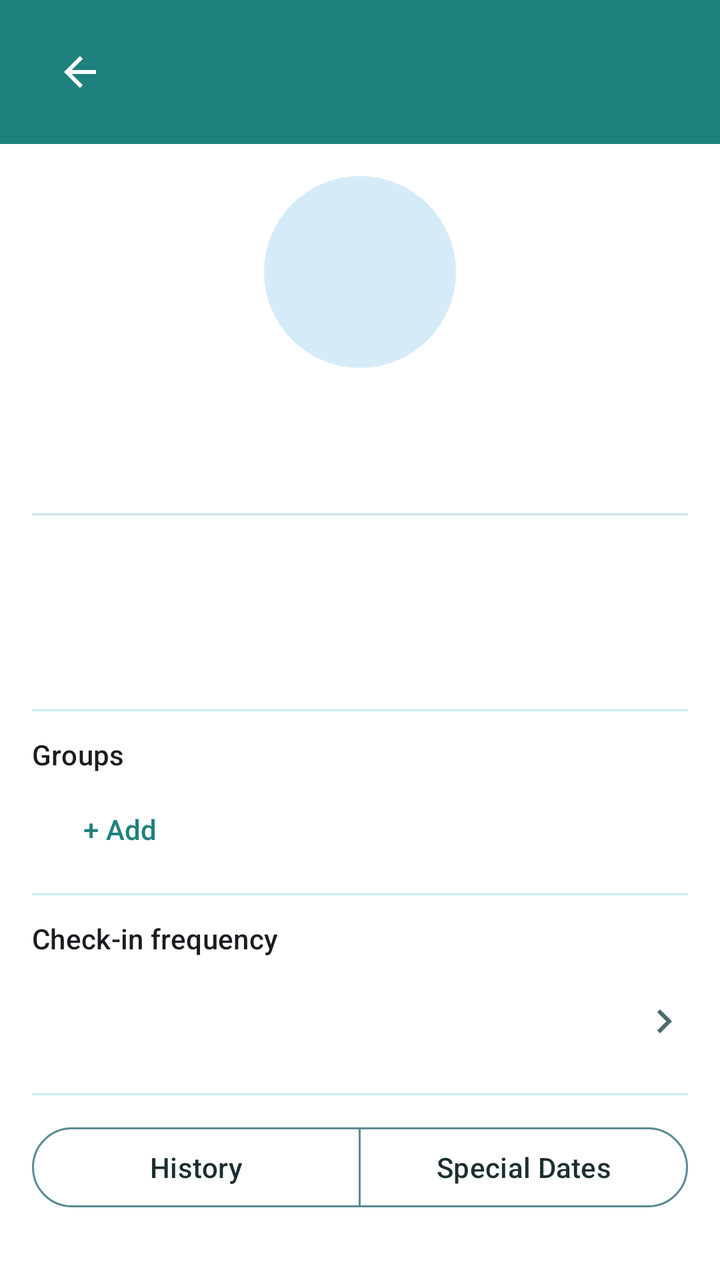
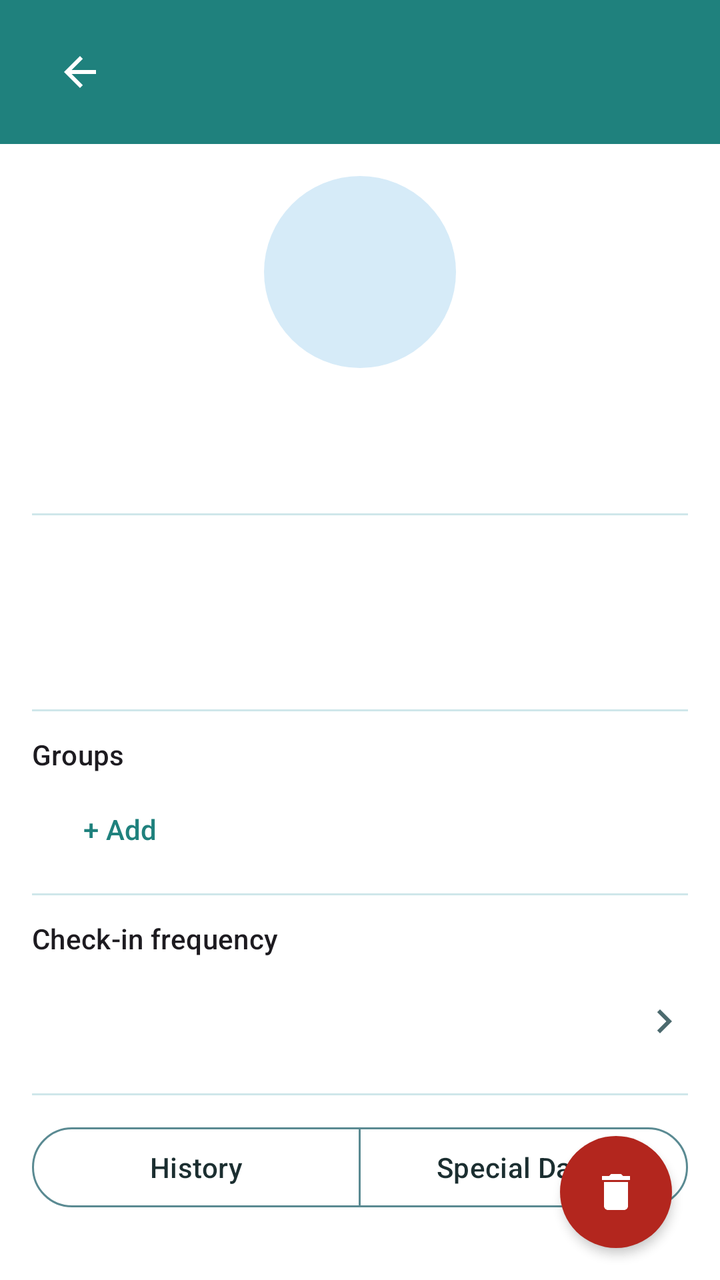

Before-and-after screenshots of an Android layout around one commit, followed by the original layout XML and the change that was made.
<!-- AndroidManifest.xml: application theme Theme.FriendMinder -->
<!-- res/layout/fragment_contact_detail.xml -->
<?xml version="1.0" encoding="utf-8"?>
<LinearLayout xmlns:android="http://schemas.android.com/apk/res/android"
    xmlns:app="http://schemas.android.com/apk/res-auto"
    android:layout_width="match_parent"
    android:layout_height="match_parent"
    android:orientation="vertical">

    
    <LinearLayout
        android:id="@+id/headerContainer"
        android:layout_width="match_parent"
        android:layout_height="wrap_content"
        android:orientation="vertical"
        android:background="@color/fm_header">

        <View
            android:id="@+id/statusBarSpacer"
            android:layout_width="match_parent"
            android:layout_height="0dp" />

        <FrameLayout
            android:layout_width="match_parent"
            android:layout_height="@dimen/fm_home_header_height">

            <ImageButton
                android:id="@+id/backButton"
                android:layout_width="48dp"
                android:layout_height="48dp"
                android:layout_gravity="start|center_vertical"
                android:layout_marginStart="16dp"
                android:padding="12dp"
                android:background="?attr/selectableItemBackgroundBorderless"
                android:src="@drawable/ic_arrow_back"
                app:tint="@color/fm_on_primary"
                android:contentDescription="@string/content_desc_back" />

            
            <TextView
                android:id="@+id/headerTitle"
                android:layout_width="wrap_content"
                android:layout_height="wrap_content"
                android:layout_gravity="start|center_vertical"
                android:layout_marginStart="72dp"
                android:layout_marginEnd="@dimen/fm_space_6"
                android:textColor="@color/fm_on_primary"
                android:textSize="@dimen/fm_header_title_size"
                android:maxLines="1"
                android:ellipsize="end" />
        </FrameLayout>
    </LinearLayout>

    <ScrollView
        android:layout_width="match_parent"
        android:layout_height="wrap_content"
        android:layout_marginBottom="@dimen/fm_space_2">

        <LinearLayout
            android:layout_width="match_parent"
            android:layout_height="wrap_content"
            android:orientation="vertical"
            android:padding="@dimen/fm_space_4">

            <FrameLayout
                android:layout_width="@dimen/fm_avatar_size_detail"
                android:layout_height="@dimen/fm_avatar_size_detail"
                android:layout_gravity="center_horizontal">

                <ImageView
                    android:id="@+id/contactPhoto"
                    android:layout_width="@dimen/fm_avatar_size_detail"
                    android:layout_height="@dimen/fm_avatar_size_detail"
                    android:background="@drawable/bg_avatar_placeholder"
                    android:scaleType="centerCrop"
                    android:visibility="gone"
                    android:contentDescription="@null" />

                <TextView
                    android:id="@+id/contactInitial"
                    android:layout_width="@dimen/fm_avatar_size_detail"
                    android:layout_height="@dimen/fm_avatar_size_detail"
                    android:background="@drawable/bg_avatar_placeholder"
                    android:gravity="center"
                    android:textAppearance="?attr/textAppearanceHeadlineSmall"
                    android:textColor="?attr/colorOnSecondaryContainer" />
            </FrameLayout>

            <TextView
                android:id="@+id/contactNameText"
                android:layout_width="match_parent"
                android:layout_height="wrap_content"
                android:layout_marginTop="@dimen/fm_space_2"
                android:gravity="center"
                android:textAppearance="?attr/textAppearanceHeadlineSmall" />

            <TextView
                android:id="@+id/birthdayFrequencyCaption"
                android:layout_width="match_parent"
                android:layout_height="wrap_content"
                android:gravity="center"
                android:textAppearance="?attr/textAppearanceBodySmall"
                android:textColor="?attr/colorOnSurfaceVariant" />

            <View
                android:layout_width="match_parent"
                android:layout_height="1dp"
                android:layout_marginTop="@dimen/fm_space_4"
                android:background="?attr/colorOutlineVariant" />

            <TextView
                android:id="@+id/lastContactText"
                android:layout_width="match_parent"
                android:layout_height="wrap_content"
                android:layout_marginTop="@dimen/fm_space_3"
                android:textAppearance="?attr/textAppearanceBodyLarge" />

            <TextView
                android:id="@+id/streakText"
                android:layout_width="match_parent"
                android:layout_height="wrap_content"
                android:layout_marginTop="@dimen/fm_space_1"
                android:textAppearance="?attr/textAppearanceBodyLarge" />

            <TextView
                android:id="@+id/reachRateText"
                android:layout_width="match_parent"
                android:layout_height="wrap_content"
                android:layout_marginTop="@dimen/fm_space_1"
                android:textAppearance="?attr/textAppearanceBodyLarge" />

            <View
                android:layout_width="match_parent"
                android:layout_height="1dp"
                android:layout_marginTop="@dimen/fm_space_3"
                android:background="?attr/colorOutlineVariant" />

            <TextView
                android:layout_width="match_parent"
                android:layout_height="wrap_content"
                android:layout_marginTop="@dimen/fm_space_3"
                android:text="@string/label_groups_header"
                android:textAppearance="?attr/textAppearanceLabelLarge" />

            <com.google.android.material.chip.ChipGroup
                android:id="@+id/groupsChipGroup"
                android:layout_width="match_parent"
                android:layout_height="wrap_content"
                android:layout_marginTop="@dimen/fm_space_1" />

            <Button
                android:id="@+id/addGroupButton"
                style="@style/Widget.Material3.Button.TextButton"
                android:layout_width="wrap_content"
                android:layout_height="wrap_content"
                android:text="@string/action_add_group_chip" />

            <View
                android:layout_width="match_parent"
                android:layout_height="1dp"
                android:layout_marginTop="@dimen/fm_space_2"
                android:background="?attr/colorOutlineVariant" />

            
            <TextView
                android:layout_width="match_parent"
                android:layout_height="wrap_content"
                android:layout_marginTop="@dimen/fm_space_3"
                android:text="@string/label_checkin_frequency_header"
                android:textAppearance="?attr/textAppearanceLabelLarge" />

            <LinearLayout
                android:id="@+id/checkInFrequencyRow"
                android:layout_width="match_parent"
                android:layout_height="56dp"
                android:layout_marginTop="@dimen/fm_space_1"
                android:orientation="horizontal"
                android:gravity="center_vertical"
                android:background="@drawable/bg_home_row_ripple"
                android:clickable="true"
                android:focusable="true">

                <TextView
                    android:id="@+id/checkInFrequencyValue"
                    android:layout_width="0dp"
                    android:layout_height="wrap_content"
                    android:layout_weight="1"
                    android:textSize="17sp"
                    android:textColor="@color/fm_ink" />

                <ImageView
                    android:layout_width="24dp"
                    android:layout_height="24dp"
                    android:src="@drawable/ic_chevron_right"
                    android:importantForAccessibility="no" />
            </LinearLayout>

            <View
                android:layout_width="match_parent"
                android:layout_height="1dp"
                android:layout_marginTop="@dimen/fm_space_2"
                android:background="?attr/colorOutlineVariant" />

            <com.google.android.material.button.MaterialButtonToggleGroup
                android:id="@+id/tabToggleGroup"
                android:layout_width="match_parent"
                android:layout_height="wrap_content"
                android:layout_marginTop="@dimen/fm_space_3"
                app:singleSelection="true"
                app:selectionRequired="true">

                <com.google.android.material.button.MaterialButton
                    android:id="@+id/historyToggleButton"
                    style="@style/Widget.Material3.Button.OutlinedButton"
                    android:layout_width="0dp"
                    android:layout_height="48dp"
                    android:layout_weight="1"
                    android:text="@string/label_tab_history" />

                <com.google.android.material.button.MaterialButton
                    android:id="@+id/specialDatesToggleButton"
                    style="@style/Widget.Material3.Button.OutlinedButton"
                    android:layout_width="0dp"
                    android:layout_height="48dp"
                    android:layout_weight="1"
                    android:text="@string/label_tab_special_dates" />
            </com.google.android.material.button.MaterialButtonToggleGroup>
        </LinearLayout>
    </ScrollView>

    <FrameLayout
        android:layout_width="match_parent"
        android:layout_height="0dp"
        android:layout_weight="1">

        <androidx.recyclerview.widget.RecyclerView
            android:id="@+id/historyRecyclerView"
            android:layout_width="match_parent"
            android:layout_height="match_parent" />

        <TextView
            android:id="@+id/historyEmptyText"
            android:layout_width="match_parent"
            android:layout_height="wrap_content"
            android:layout_gravity="center"
            android:gravity="center"
            android:padding="@dimen/fm_space_8"
            android:text="@string/label_history_empty"
            android:textAppearance="?attr/textAppearanceBodyLarge"
            android:visibility="gone" />

        <ScrollView
            android:id="@+id/specialDatesScroll"
            android:layout_width="match_parent"
            android:layout_height="match_parent"
            android:visibility="gone">

            <LinearLayout
                android:layout_width="match_parent"
                android:layout_height="wrap_content"
                android:orientation="vertical"
                android:padding="@dimen/fm_space_4">

                <TextView
                    android:id="@+id/specialDatesEmptyText"
                    android:layout_width="match_parent"
                    android:layout_height="wrap_content"
                    android:gravity="center"
                    android:padding="@dimen/fm_space_4"
                    android:text="@string/label_special_dates_empty"
                    android:textAppearance="?attr/textAppearanceBodyLarge"
                    android:visibility="gone" />

                <LinearLayout
                    android:id="@+id/specialDatesContainer"
                    android:layout_width="match_parent"
                    android:layout_height="wrap_content"
                    android:orientation="vertical" />

                <Button
                    android:id="@+id/addSpecialDateButton"
                    style="@style/Widget.Material3.Button.OutlinedButton"
                    android:layout_width="match_parent"
                    android:layout_height="48dp"
                    android:layout_marginTop="@dimen/fm_space_4"
                    android:text="@string/action_add_special_date" />
            </LinearLayout>
        </ScrollView>
    </FrameLayout>

    
    <Button
        android:id="@+id/logOutreachButton"
        style="@style/Widget.Material3.Button"
        android:layout_width="match_parent"
        android:layout_height="48dp"
        android:layout_margin="@dimen/fm_space_4"
        android:backgroundTint="@color/btn_secondary_background"
        android:textColor="@color/btn_secondary_label"
        android:text="@string/action_log_outreach" />
</LinearLayout>
<!-- resources referenced by this layout -->
<resources>
  <color name="fm_header">#1F817D</color>
  <color name="fm_ink">#1B2E30</color>
  <color name="fm_on_primary">#FFFFFF</color>
  <dimen name="fm_avatar_size_detail">96dp</dimen>
  <dimen name="fm_header_title_size">30sp</dimen>
  <dimen name="fm_home_header_height">72dp</dimen>
  <dimen name="fm_space_1">4dp</dimen>
  <dimen name="fm_space_2">8dp</dimen>
  <dimen name="fm_space_3">12dp</dimen>
  <dimen name="fm_space_4">16dp</dimen>
  <dimen name="fm_space_6">24dp</dimen>
  <dimen name="fm_space_8">32dp</dimen>
  <!-- drawable bg_avatar_placeholder (drawable) -->
  <shape xmlns:android="http://schemas.android.com/apk/res/android" android:shape="oval">
      <solid android:color="?attr/colorSecondaryContainer" />
  </shape>
  <!-- drawable bg_home_row_ripple (drawable) -->
  <?xml version="1.0" encoding="utf-8"?>
  <ripple xmlns:android="http://schemas.android.com/apk/res/android"
      android:color="#1F1F817D" />
  <!-- drawable ic_arrow_back (drawable) -->
  <vector xmlns:android="http://schemas.android.com/apk/res/android"
      android:width="24dp"
      android:height="24dp"
      android:viewportWidth="24"
      android:viewportHeight="24"
      android:tint="?attr/colorOnSurface">
      <path
          android:fillColor="@android:color/white"
          android:pathData="M20,11H7.83l5.59,-5.59L12,4l-8,8 8,8 1.41,-1.41L7.83,13H20v-2z" />
  </vector>
  <!-- drawable ic_chevron_right (drawable) -->
  <vector xmlns:android="http://schemas.android.com/apk/res/android"
      android:width="24dp"
      android:height="24dp"
      android:viewportWidth="24"
      android:viewportHeight="24"
      android:tint="?attr/colorOnSurfaceVariant">
      <path
          android:fillColor="@android:color/white"
          android:pathData="M8.59,16.59L13.17,12 8.59,7.41 10,6l6,6 -6,6z" />
  </vector>
  <string name="action_add_group_chip">+ Add</string>
  <string name="action_add_special_date">Add special date</string>
  <string name="action_log_outreach">Log Outreach</string>
  <string name="content_desc_back">Back</string>
  <string name="label_checkin_frequency_header">Check-in frequency</string>
  <string name="label_groups_header">Groups</string>
  <string name="label_history_empty">No outreach logged yet — send a message or log a hangout</string>
  <string name="label_special_dates_empty">No special dates yet</string>
  <string name="label_tab_history">History</string>
  <string name="label_tab_special_dates">Special Dates</string>
  <color name="fm_primary">#1F817D</color>
  <color name="fm_primary_container">#B0E8E6</color>
  <color name="fm_on_primary_container">#195556</color>
  <color name="fm_secondary">#5ABBEB</color>
  <color name="fm_on_secondary">#0A2E31</color>
  <color name="fm_secondary_container">#D6EBF8</color>
  <color name="fm_on_secondary_container">#0A2E31</color>
  <color name="fm_surface">#FFFFFF</color>
  <color name="fm_surface_variant">#D3E9F4</color>
  <color name="fm_ink_dim">#4C6A6E</color>
  <color name="fm_outline">#5A8A92</color>
  <color name="fm_divider">#CFE7EA</color>
  <color name="fm_error">#B3261E</color>
  <color name="fm_error_container">#F9DEDC</color>
  <color name="fm_on_error_container">#410E0B</color>
  <!-- unchanged entries left out for length: 1 -->
</resources>

<!-- the commit's change to res/layout/fragment_contact_detail.xml (unified diff, before → after) -->
@@ -1,9 +1,13 @@
 <?xml version="1.0" encoding="utf-8"?>
-<LinearLayout xmlns:android="http://schemas.android.com/apk/res/android"
+<FrameLayout xmlns:android="http://schemas.android.com/apk/res/android"
     xmlns:app="http://schemas.android.com/apk/res-auto"
     android:layout_width="match_parent"
-    android:layout_height="match_parent"
-    android:orientation="vertical">
+    android:layout_height="match_parent">
+
+    <LinearLayout
+        android:layout_width="match_parent"
+        android:layout_height="match_parent"
+        android:orientation="vertical">
 
     
     <LinearLayout
@@ -285,15 +289,20 @@
             </LinearLayout>
         </ScrollView>
     </FrameLayout>
+    </LinearLayout>
 
     
-    <Button
-        android:id="@+id/logOutreachButton"
-        style="@style/Widget.Material3.Button"
-        android:layout_width="match_parent"
-        android:layout_height="48dp"
-        android:layout_margin="@dimen/fm_space_4"
-        android:backgroundTint="@color/btn_secondary_background"
-        android:textColor="@color/btn_secondary_label"
-        android:text="@string/action_log_outreach" />
-</LinearLayout>
+    <com.google.android.material.floatingactionbutton.FloatingActionButton
+        android:id="@+id/stopTrackingFab"
+        android:layout_width="wrap_content"
+        android:layout_height="wrap_content"
+        android:layout_gravity="bottom|end"
+        android:layout_marginEnd="@dimen/fm_space_6"
+        android:layout_marginBottom="@dimen/fm_space_4"
+        android:contentDescription="@string/action_stop_tracking"
+        app:elevation="3dp"
+        app:backgroundTint="@color/fm_error"
+        app:tint="@color/fm_on_primary"
+        app:shapeAppearanceOverlay="@style/ShapeAppearanceOverlay.MaterialComponents.FloatingActionButton"
+        app:srcCompat="@drawable/ic_trash" />
+</FrameLayout>
<!-- resource entries referenced after the edit -->
@@ -42,9 +42,21 @@
           android:fillColor="@android:color/white"
           android:pathData="M8.59,16.59L13.17,12 8.59,7.41 10,6l6,6 -6,6z" />
   </vector>
+  <!-- drawable ic_trash (drawable) -->
+  <?xml version="1.0" encoding="utf-8"?>
+  <vector xmlns:android="http://schemas.android.com/apk/res/android"
+      android:width="24dp"
+      android:height="24dp"
+      android:viewportWidth="24"
+      android:viewportHeight="24"
+      android:tint="?attr/colorOnPrimary">
+      <path
+          android:fillColor="@android:color/white"
+          android:pathData="M6,19c0,1.1 0.9,2 2,2h8c1.1,0 2,-0.9 2,-2L18,7L6,7L6,19zM19,4h-3.5l-1,-1h-5l-1,1L5,4v2h14L19,4z" />
+  </vector>
   <string name="action_add_group_chip">+ Add</string>
   <string name="action_add_special_date">Add special date</string>
-  <string name="action_log_outreach">Log Outreach</string>
+  <string name="action_stop_tracking">Stop tracking</string>
   <string name="content_desc_back">Back</string>
   <string name="label_checkin_frequency_header">Check-in frequency</string>
   <string name="label_groups_header">Groups</string>
